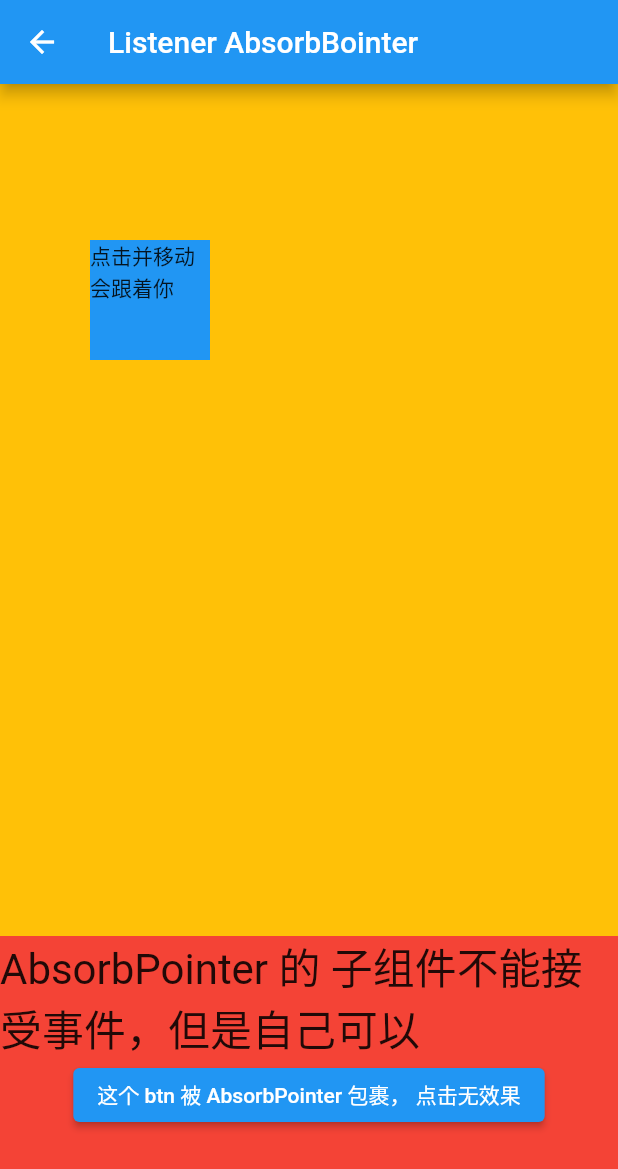
After one commit to xxxIxxxx/flutter_ddup, a Flutter app: the screen it shows after launch, scrolled down 1152 dp, after a tap on "Listener AbsorbBointer 指针事件", on a phone screen of 412 x 824 dp. The commit adds this screen. Shown: the top 1169 px of the screen. Run offline on Flutter 3.47's test engine with Material 2 defaults, Android fonts, the phone set to English and light mode, and no system bars; our stand-ins replace fluro.

Commit message:
Listener,AbsorbPointer原始指针事件处理

```diff
--- a/lib/app/home_page.dart
+++ b/lib/app/home_page.dart
@@ -299,6 +299,14 @@ class _MyHomePageState extends State<MyHomePage> {
             },
             child: const Text("AlertDialog 各种弹框 时间日期"),
           ),
+          TextButton(
+            onPressed: () {
+              Application.router.navigateTo(
+                  context, Routes.listenerAbsorbBointer,
+                  transition: TransitionType.native);
+            },
+            child: const Text("Listener AbsorbBointer 指针事件"),
+          ),
         ],
       ),
     );
--- /dev/null
+++ b/lib/class/Listener,AbsorbPointer原始指针事件处理/listener_absorb_bointer_page.dart
@@ -0,0 +1,78 @@
+// ignore_for_file: avoid_print
+
+import 'package:flutter/material.dart';
+
+class ListenerAbsorbBointerPage extends StatefulWidget {
+  const ListenerAbsorbBointerPage({Key? key}) : super(key: key);
+
+  @override
+  _ListenerAbsorbBointerPageState createState() =>
+      _ListenerAbsorbBointerPageState();
+}
+
+class _ListenerAbsorbBointerPageState extends State<ListenerAbsorbBointerPage> {
+  double x = 100.0, y = 200.0;
+  final GlobalKey globalKey = GlobalKey();
+  @override
+  Widget build(BuildContext context) {
+    var appBar2 = AppBar(
+      title: const Text('Listener AbsorbBointer'),
+    );
+    print(appBar2.preferredSize.height);
+    return Scaffold(
+        appBar: appBar2,
+        body: Listener(
+          onPointerDown: (PointerDownEvent event) {
+            print(MediaQuery.of(context).padding);
+            MediaQuery.of(context).padding.top;
+          },
+          onPointerMove: (PointerMoveEvent event) {
+            setState(() {
+              x = event.position.dx;
+              y = event.position.dy;
+            });
+          },
+          child: Container(
+            color: Colors.amber,
+            child: Stack(
+              key: globalKey,
+              children: [
+                Positioned(
+                    left: 0,
+                    bottom: 0,
+                    width: MediaQuery.of(context).size.width,
+                    height: 200,
+                    child: AbsorbPointer(
+                        child: Container(
+                            child: Column(children: [
+                              const Text(
+                                "AbsorbPointer 的 子组件不能接受事件，但是自己可以",
+                                textScaleFactor: 2.0,
+                              ),
+                              ElevatedButton(
+                                  onPressed: () {
+                                    print("object");
+                                  },
+                                  child: const Text(
+                                      "这个 btn 被 AbsorbPointer 包裹， 点击无效果"))
+                            ]),
+                            color: Colors.red))),
+                Positioned(
+                  left: x - 40,
+                  top: y -
+                      40 -
+                      // appBar 的高度
+                      appBar2.preferredSize.height -
+                      // MediaQuery.of(context).padding 屏幕的padiing 获取到状态栏的高度
+                      MediaQuery.of(context).padding.top,
+                  width: 80,
+                  height: 80,
+                  child: Container(
+                      color: Colors.blue, child: const Text("点击并移动 会跟着你")),
+                ),
+              ],
+            ),
+          ),
+        ));
+  }
+}
--- a/lib/route/route_handlers.dart
+++ b/lib/route/route_handlers.dart
@@ -19,6 +19,7 @@ import '../class/InheritedWidget数据共享/inherited_widget_page.dart';
 import '../class/LayoutBuilder获取父组件传递的约束信息/layout_builder_page.dart';
 import '../class/LinearProgressIndicator,CircularProgressIndicator,Timer进度指示器/progress_page.dart';
 import '../class/ListView/list_view_page.dart';
+import '../class/Listener,AbsorbPointer原始指针事件处理/listener_absorb_bointer_page.dart';
 import '../class/NestedScrollView嵌套可滚动组件/nested_scroll_view_page.dart';
 import '../class/Padding填充/padding_page.dart';
 import '../class/PageView,AutomaticKeepAliveClientMixin页面缓存/page_view_page.dart';
@@ -242,3 +243,8 @@ var alertDialogHandeler = Handler(
     handlerFunc: (BuildContext? context, Map<String, List<String>> params) {
   return const AlertDialogPage();
 });
+
+var listenerAbsorbBointerHandeler = Handler(
+    handlerFunc: (BuildContext? context, Map<String, List<String>> params) {
+  return const ListenerAbsorbBointerPage();
+});
--- a/lib/route/routes.dart
+++ b/lib/route/routes.dart
@@ -45,6 +45,7 @@ class Routes {
   static String valueListenableBuilder = "/valueListenableBuilder";
   static String futureStream = "/futureStream";
   static String alertDialog = "/alertDialog";
+  static String listenerAbsorbBointer = "/listenerAbsorbBointer";
 
   static void configureRoutes(FluroRouter router) {
     router.notFoundHandler = Handler(
@@ -93,5 +94,7 @@ class Routes {
         handler: valueListenableBuilderHandeler);
     router.define(futureStream, handler: futureStreamHandeler);
     router.define(alertDialog, handler: alertDialogHandeler);
+    router.define(listenerAbsorbBointer,
+        handler: listenerAbsorbBointerHandeler);
   }
 }
```
Also changed, not shown: 10 other files.
